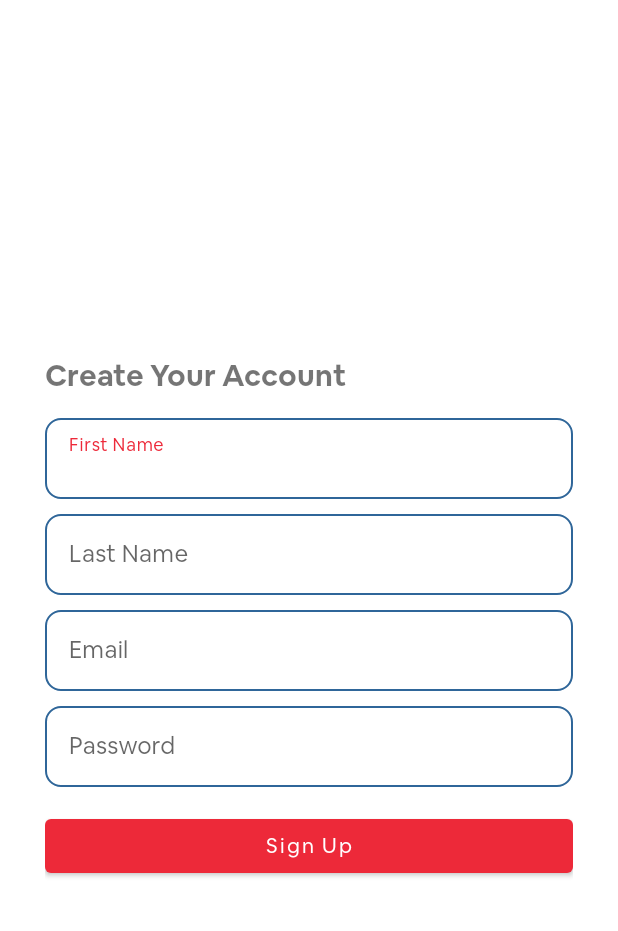
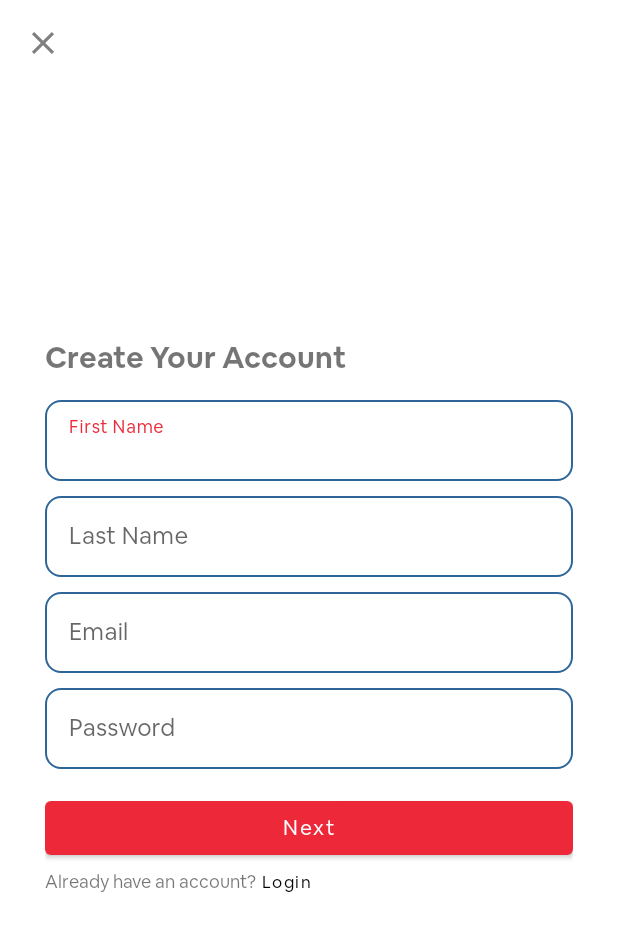
Before and after one commit to janc88/parent-condo-marketplace-app, an Android app: the layout activity_sign_up.xml on its own in the app's theme, with its tools: preview values and no code run, on a phone screen of 412 x 824 dp. Shown: the top 931 px of the screen. Run offline under Robolectric (Android 15) with nearby library versions, the phone set to English and light mode, and no system bars.

Commit message:
add close button to login and signup pages

```diff
--- /dev/null
+++ b/app/src/main/res/drawable/baseline_close_24.xml
@@ -0,0 +1,5 @@
+<vector android:height="24dp" android:tint="#808080"
+    android:viewportHeight="24" android:viewportWidth="24"
+    android:width="24dp" xmlns:android="http://schemas.android.com/apk/res/android">
+    <path android:fillColor="@android:color/white" android:pathData="M19,6.41L17.59,5 12,10.59 6.41,5 5,6.41 10.59,12 5,17.59 6.41,19 12,13.41 17.59,19 19,17.59 13.41,12z"/>
+</vector>
--- a/app/src/main/res/layout/fragment_sign_up.xml
+++ b/app/src/main/res/layout/activity_sign_up.xml
@@ -4,14 +4,25 @@
     xmlns:tools="http://schemas.android.com/tools"
     android:layout_width="match_parent"
     android:layout_height="match_parent"
-    tools:context=".SignUpFragment">
+    tools:context=".SignUpActivity">
+
+    <ImageView
+        android:id="@+id/ivClose"
+        android:layout_width="25dp"
+        android:layout_height="25dp"
+        android:layout_marginStart="16dp"
+        android:layout_marginTop="16dp"
+        android:src="@drawable/baseline_close_24"
+        app:layout_constraintStart_toStartOf="parent"
+        app:layout_constraintTop_toTopOf="parent" />
 
     <LinearLayout
+        android:id="@+id/linearLayout"
         android:layout_width="match_parent"
         android:layout_height="wrap_content"
-        android:orientation="vertical"
         android:layout_marginLeft="30dp"
         android:layout_marginRight="30dp"
+        android:orientation="vertical"
         app:layout_constraintBottom_toBottomOf="parent"
         app:layout_constraintEnd_toEndOf="parent"
         app:layout_constraintStart_toStartOf="parent"
@@ -20,12 +31,10 @@
         <TextView
             android:layout_width="wrap_content"
             android:layout_height="wrap_content"
+            android:layout_marginBottom="5dp"
+            android:fontFamily="@font/cereal_bold"
             android:text="Create Your Account"
-            android:fontFamily="@font/cereal_bold"
-            android:layout_marginBottom="5dp"
             android:textSize="20dp" />
-
-
 
 
         <com.google.android.material.textfield.TextInputLayout
@@ -34,14 +43,14 @@
             android:layout_marginTop="10dp"
             app:boxStrokeWidth="0dp"
             app:boxStrokeWidthFocused="0dp">
+
             <com.google.android.material.textfield.TextInputEditText
                 android:id="@+id/etFirstName"
                 android:layout_width="match_parent"
                 android:layout_height="wrap_content"
+                android:background="@drawable/form_edit_text"
                 android:hint="First Name"
-                android:background="@drawable/form_edit_text"
-                android:inputType="textCapWords"
-                />
+                android:inputType="textCapWords" />
         </com.google.android.material.textfield.TextInputLayout>
 
         <com.google.android.material.textfield.TextInputLayout
@@ -50,14 +59,14 @@
             android:layout_marginTop="10dp"
             app:boxStrokeWidth="0dp"
             app:boxStrokeWidthFocused="0dp">
+
             <com.google.android.material.textfield.TextInputEditText
                 android:id="@+id/etLastName"
                 android:layout_width="match_parent"
                 android:layout_height="wrap_content"
+                android:background="@drawable/form_edit_text"
                 android:hint="Last Name"
-                android:background="@drawable/form_edit_text"
-                android:inputType="textCapWords"
-                />
+                android:inputType="textCapWords" />
         </com.google.android.material.textfield.TextInputLayout>
 
         <com.google.android.material.textfield.TextInputLayout
@@ -66,14 +75,14 @@
             android:layout_marginTop="10dp"
             app:boxStrokeWidth="0dp"
             app:boxStrokeWidthFocused="0dp">
+
             <com.google.android.material.textfield.TextInputEditText
                 android:id="@+id/etEmail"
                 android:layout_width="match_parent"
                 android:layout_height="wrap_content"
+                android:background="@drawable/form_edit_text"
                 android:hint="Email"
-                android:background="@drawable/form_edit_text"
-                android:inputType="textEmailAddress"
-                />
+                android:inputType="textEmailAddress" />
         </com.google.android.material.textfield.TextInputLayout>
 
         <com.google.android.material.textfield.TextInputLayout
@@ -82,25 +91,55 @@
             android:layout_marginTop="10dp"
             app:boxStrokeWidth="0dp"
             app:boxStrokeWidthFocused="0dp">
+
             <com.google.android.material.textfield.TextInputEditText
                 android:id="@+id/etPassword"
                 android:layout_width="match_parent"
                 android:layout_height="wrap_content"
+                android:background="@drawable/form_edit_text"
                 android:hint="Password"
-                android:background="@drawable/form_edit_text"
-                android:inputType="textPassword"
-                />
+                android:inputType="textPassword" />
         </com.google.android.material.textfield.TextInputLayout>
 
         <Button
-            android:id="@+id/btnSignUp"
+            android:id="@+id/btnNext"
             android:layout_width="match_parent"
             android:layout_height="wrap_content"
             android:layout_marginTop="15dp"
-            android:text="Sign Up"
+            android:text="Next"
             android:textAllCaps="false" />
+
+        <LinearLayout
+            android:layout_width="match_parent"
+            android:layout_height="wrap_content"
+            android:orientation="horizontal"
+            app:layout_constraintEnd_toEndOf="parent"
+            app:layout_constraintStart_toStartOf="parent"
+            app:layout_constraintTop_toBottomOf="@+id/linearLayout">
+
+            <TextView
+                android:layout_width="wrap_content"
+                android:layout_height="wrap_content"
+                android:text="Already have an account?"
+                android:textSize="12dp"
+                />
+
+            <Button
+                android:id="@+id/btnLogin"
+                android:layout_width="wrap_content"
+                android:layout_height="wrap_content"
+                android:background="@android:color/transparent"
+                android:insetTop="0dp"
+                android:insetBottom="0dp"
+                android:minWidth="0dp"
+                android:minHeight="0dp"
+                android:layout_marginLeft="-12dp"
+                android:text="Login"
+                android:textAllCaps="false"
+                android:textColor="@android:color/black"
+                android:textSize="11.5dp"
+                />
+        </LinearLayout>
     </LinearLayout>
 
-
-
 </androidx.constraintlayout.widget.ConstraintLayout>
```
Also changed, not shown: app/src/main/AndroidManifest.xml (+10 -4 lines), app/src/main/java/com/example/mobdeve_mco/LogInFragment.kt (deleted, +0 -38 lines), app/src/main/java/com/example/mobdeve_mco/LoggedOutFragment.kt (+5 -13 lines), app/src/main/java/com/example/mobdeve_mco/LoginActivity.kt (added, +37 -0 lines), app/src/main/java/com/example/mobdeve_mco/MainActivity.kt (+23 -1 lines), app/src/main/java/com/example/mobdeve_mco/SignUpActivity.kt (added, +34 -0 lines), app/src/main/java/com/example/mobdeve_mco/SignUpFragment.kt (deleted, +0 -37 lines), app/src/main/res/layout/activity_log_in.xml (renamed from app/src/main/res/layout/fragment_log_in.xml, +44 -2 lines).
